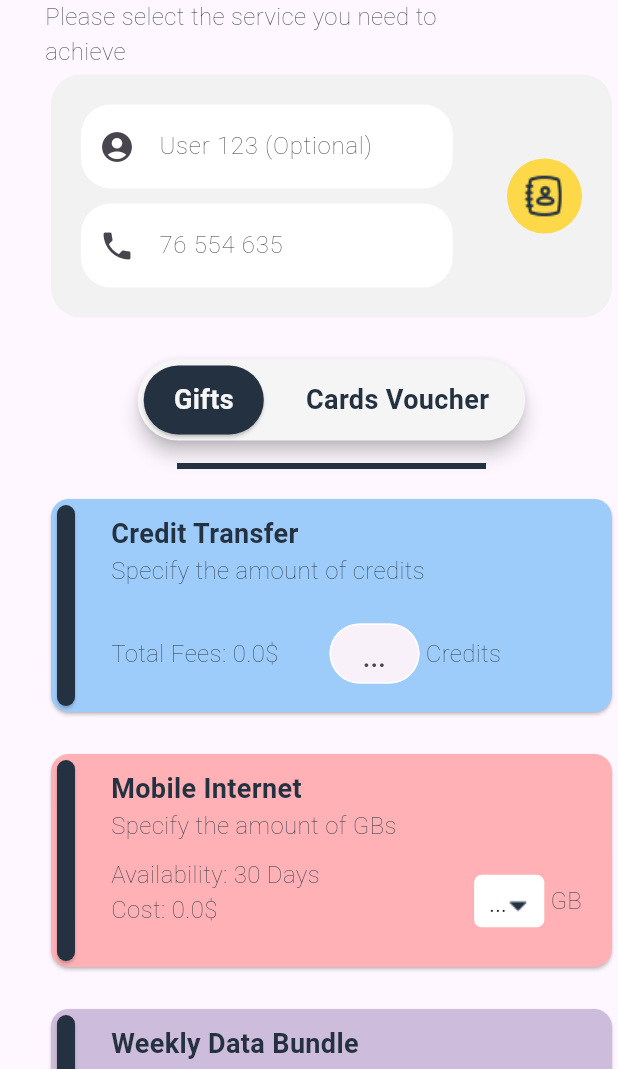
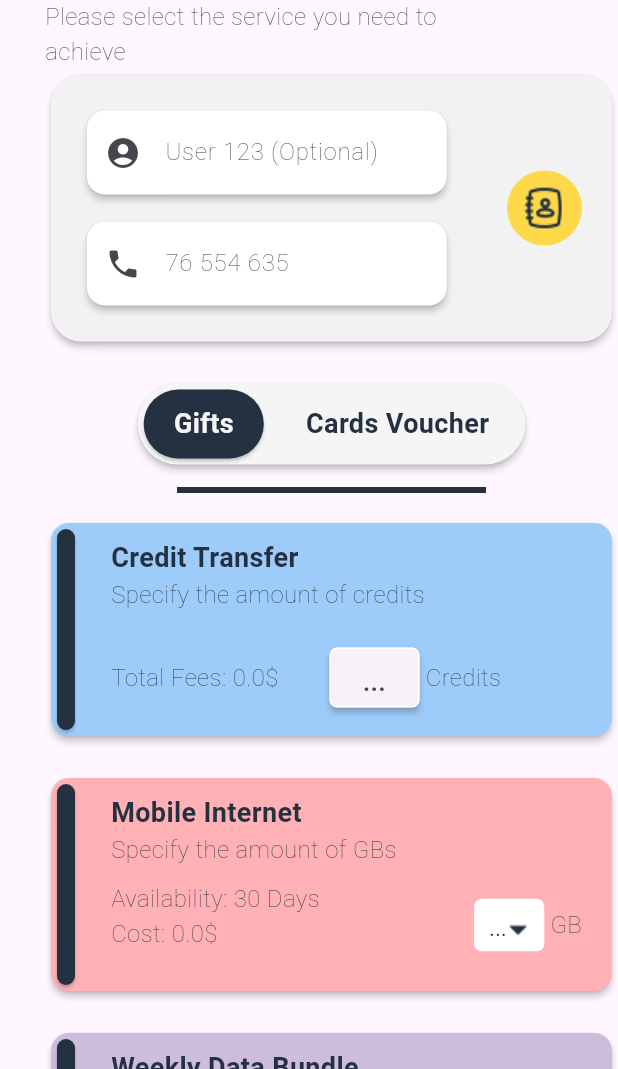
Before and after one commit to jihaddmz/Applicx, a Flutter app: the ScreenMain screen opened directly, after a tap on "Alfa", on a phone screen of 412 x 824 dp, the part 167-1236 px from its top. Run offline on Flutter 3.47's test engine with Material 3 defaults, Android fonts, the phone set to English and light mode, and no system bars; our stand-ins replace flutter_map, flutter_slidable, flutter_svg, latlong2, permission_handler and 1 more; missing offline and left inert: dart:ffi, fluttercontactpicker; project files that could hold a hidden picture were left out.

Commit message:
Adapt all design with respect to figma

```diff
--- a/lib/components/card_cart_recharge_voucher.dart
+++ b/lib/components/card_cart_recharge_voucher.dart
@@ -30,7 +30,7 @@ class _CardCartRechargeVoucher extends State<CardCartRechargeVoucher> {
           color: widget.modelCartVoucher.isCardClicked
               ? Colors.transparent
               : widget.modelCartVoucher.color,
-          elevation: 5,
+          elevation: 2,
           child: Stack(
             children: [
               Padding(
@@ -83,7 +83,7 @@ class _CardCartRechargeVoucher extends State<CardCartRechargeVoucher> {
                     width: double.infinity,
                     child: Card(
                       color: const Color(0xffF9F9F9),
-                      elevation: 6,
+                      elevation: 2,
                       child: Stack(
                         children: [
                           Align(
--- a/lib/components/card_gift_credit_transfer.dart
+++ b/lib/components/card_gift_credit_transfer.dart
@@ -36,6 +36,7 @@ class _CardGiftCreditTransfer extends State<CardGiftCreditTransfer> {
                   child: Positioned(
                       bottom: -30,
                       child: Card(
+                        elevation: 0,
                         color: const Color(0xff243141),
                         shape: RoundedRectangleBorder(
                             borderRadius: BorderRadius.circular(10)),
@@ -53,6 +54,7 @@ class _CardGiftCreditTransfer extends State<CardGiftCreditTransfer> {
             height: 150,
             child: Card(
               color: const Color(0xff9ECCFA),
+              elevation: 2,
               child: Row(
                 mainAxisSize: MainAxisSize.max,
                 children: [
@@ -89,12 +91,12 @@ class _CardGiftCreditTransfer extends State<CardGiftCreditTransfer> {
                                         mainAxisSize: MainAxisSize.max,
                                         children: [
                                           Card(
-                                            elevation: 0,
+                                            elevation: 2,
                                             shape: const RoundedRectangleBorder(
                                                 side: BorderSide(
                                                     color: Colors.white),
                                                 borderRadius: BorderRadius.all(
-                                                    Radius.circular(20))),
+                                                    Radius.circular(5))),
                                             child: SizedBox(
                                               width: 60,
                                               height: 40,
@@ -117,12 +119,22 @@ class _CardGiftCreditTransfer extends State<CardGiftCreditTransfer> {
                                                               FontWeight.bold,
                                                         )),
                                                 onChanged: (value) {
-                                                  setState(() {
-                                                    widget.modelGift.chosen =
-                                                        value;
-                                                    widget.modelGift.totalFees =
-                                                        double.parse(value);
-                                                  });
+                                                  if (value.isNotEmpty) {
+                                                    setState(() {
+                                                      widget.modelGift.chosen =
+                                                          value;
+                                                      widget.modelGift
+                                                              .totalFees =
+                                                          double.parse(value);
+                                                    });
+                                                  } else {
+                                                    setState(() {
+                                                      widget.modelGift.chosen =
+                                                          null;
+                                                      widget.modelGift
+                                                          .totalFees = 0;
+                                                    });
+                                                  }
                                                 },
                                               ),
                                             ),
--- a/lib/components/card_gift_others.dart
+++ b/lib/components/card_gift_others.dart
@@ -64,6 +64,7 @@ class _CardGiftOthers extends State<CardGiftOthers> {
             height: 150,
             child: Card(
               color: widget.color,
+              elevation: 2,
               child: Row(
                 mainAxisSize: MainAxisSize.max,
                 children: [
--- a/lib/components/card_text_image.dart
+++ b/lib/components/card_text_image.dart
@@ -3,6 +3,7 @@ import 'package:flutter/material.dart';
 
 Widget CardTextImage(String text, String imagePath) {
   return Card(
+    elevation: 2,
     color: const Color(0xffF2F2F2),
     shape: RoundedRectangleBorder(borderRadius: BorderRadius.circular(100)),
     child: Row(
--- a/lib/components/card_toggler.dart
+++ b/lib/components/card_toggler.dart
@@ -30,7 +30,7 @@ class _CardToggler extends State<CardToggler> with TickerProviderStateMixin {
   @override
   Widget build(BuildContext context) {
     return Card(
-      elevation: 5,
+      elevation: 2,
       shape: RoundedRectangleBorder(borderRadius: BorderRadius.circular(70)),
       color: const Color(0xffF5F5F5),
       child: Row(
--- a/lib/components/item_history_report.dart
+++ b/lib/components/item_history_report.dart
@@ -45,7 +45,7 @@ Widget ItemHistoryReportGift(
         modelReport.isPaid == 0 ? CardPaidStatus() : CardUnPaidStatus(),
     child: Card(
       color: const Color(0xffF2F2F2),
-      elevation: 0,
+      elevation: 2,
       child: Padding(
         padding: const EdgeInsets.only(left: 10),
         child: Column(
--- a/lib/components/item_history_report_cardvoucher.dart
+++ b/lib/components/item_history_report_cardvoucher.dart
@@ -75,7 +75,7 @@ Widget ItemHistoryReportCardVoucher(
                         Padding(
                           padding: const EdgeInsets.only(top: 20),
                           child: Card(
-                            elevation: 0,
+                            elevation: 2,
                             color: const Color(0xffffffff),
                             child: Padding(
                               padding: const EdgeInsets.only(left: 10),
@@ -154,6 +154,7 @@ Widget ItemHistoryReportCardVoucher(
       ]),
       child: Card(
         color: const Color(0xffF2F2F2),
+        elevation: 2,
         child: Row(
           children: [
             Padding(
@@ -179,6 +180,7 @@ Widget ItemHistoryReportCardVoucher(
             ),
             Expanded(
                 child: Card(
+              elevation: 2,
               shape: const RoundedRectangleBorder(
                   borderRadius: BorderRadius.only(
                       topLeft: Radius.circular(20),
--- a/lib/components/my_textfield.dart
+++ b/lib/components/my_textfield.dart
@@ -43,13 +43,14 @@ class _MyTextField extends State<MyTextField> {
       });
     }
 
-    return TextField(
+    return Card(
+      color: widget.fillColor,
+      elevation: 2,
+      child: TextField(
         enabled: widget.enabled,
         keyboardType: widget.inputType,
         controller: widget.controller,
         decoration: InputDecoration(
-          fillColor: widget.fillColor,
-          filled: true,
             errorText: widget.errorText,
             hintText: widget.showLabel == false ? widget.hintText : null,
             hintStyle: const TextStyle(fontWeight: FontWeight.w100),
@@ -89,6 +90,7 @@ class _MyTextField extends State<MyTextField> {
             });
           }
         },
+      ),
     );
   }
 }
--- a/lib/screens/screen_chargealfa.dart
+++ b/lib/screens/screen_chargealfa.dart
@@ -204,7 +204,7 @@ class _ScreenChargeAlfa extends State<ScreenChargeAlfa> {
                   child: Card(
                     shape: RoundedRectangleBorder(
                         borderRadius: BorderRadius.circular(20)),
-                    elevation: 0,
+                    elevation: 2,
                     color: const Color(0xffF2F2F2),
                     child: Padding(
                       padding: const EdgeInsets.fromLTRB(20, 20, 0, 20),
--- a/lib/screens/screen_home.dart
+++ b/lib/screens/screen_home.dart
@@ -12,13 +12,16 @@ Widget ScreenHome(BuildContext context) {
   return Column(
     crossAxisAlignment: CrossAxisAlignment.start,
     children: [
-      Row(
-        mainAxisAlignment: MainAxisAlignment.spaceAround,
+      Padding(
+        padding: const EdgeInsets.symmetric(horizontal: 30),
+        child: Row(
+          mainAxisAlignment: MainAxisAlignment.spaceBetween,
           children: [
-          TextBoldBlack("Carrier Selection"),
+            TextBoldBlack("Carrier \nSelection"),
             GestureDetector(
               onTap: () {
-              Navigator.of(context).push(MyCustomRoute((BuildContext context) {
+                Navigator.of(context)
+                    .push(MyCustomRoute((BuildContext context) {
                   return ScreenNotifications();
                 }, RouteSettings(), ScreenNotifications()));
               },
@@ -32,8 +35,9 @@ Widget ScreenHome(BuildContext context) {
             )
           ],
         ),
+      ),
       Padding(
-        padding: const EdgeInsets.only(left: 32),
+        padding: const EdgeInsets.only(left: 30),
         child: TextGrey("Specify the carrier you want"),
       ),
       Align(
--- a/lib/screens/screen_settings_deposit.dart
+++ b/lib/screens/screen_settings_deposit.dart
@@ -130,7 +130,7 @@ class _ScreenSettingsDeposit extends State<ScreenSettingsDeposit> {
         SizedBox(
           width: MediaQuery.of(context).size.width - 80,
           child: Card(
-            elevation: 3,
+            elevation: 2,
             child: Padding(
               padding: const EdgeInsets.fromLTRB(30, 30, 5, 4),
               child: Expanded(
--- a/lib/screens/screen_settings_payments.dart
+++ b/lib/screens/screen_settings_payments.dart
@@ -137,7 +137,7 @@ class _ScreenSettingsPayments extends State<ScreenSettingsPayments> {
         SizedBox(
           width: MediaQuery.of(context).size.width - 80,
           child: Card(
-            elevation: 3,
+            elevation: 2,
             child: Padding(
               padding: const EdgeInsets.fromLTRB(30, 30, 5, 4),
               child: Expanded(
```
Also changed, not shown: lib/components/card_text_next.dart (+23 -9 lines), lib/screens/screen_chargetouch.dart (+5 -5 lines), lib/screens/screen_reports.dart (+9 -3 lines). Lines whose indentation alone changed are shown as unchanged.
